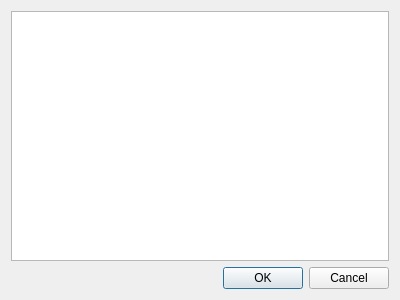
First picture: the form in src/ui/qgsdatasourceselectdialog.ui, repository carsmie/QGIS, before the edit.
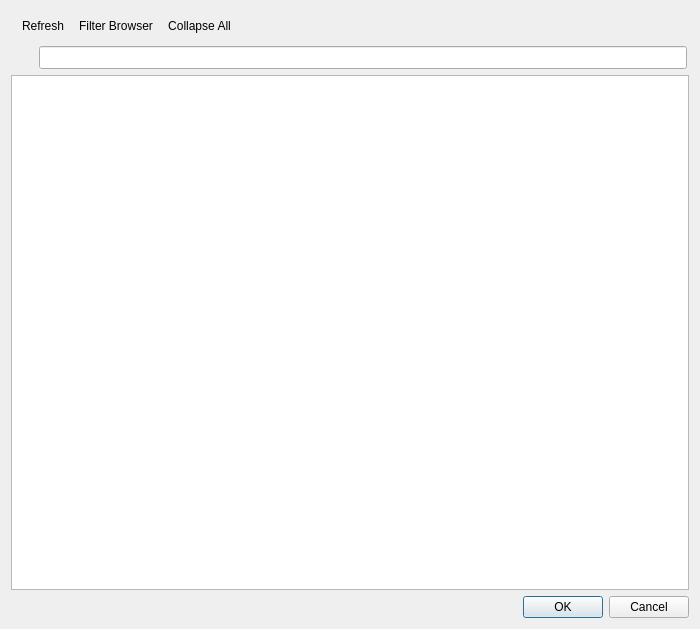
Second picture: the form after the edit. Icons and pictures are not drawn. Custom widgets are drawn as their Qt base class.

Commit message:
QgsDataSourceSelectDialog: filter, refresh and scroll to last selected item
plus:
- expand children of last selected item
- save/restore status

```diff
--- a/src/ui/qgsdatasourceselectdialog.ui
+++ b/src/ui/qgsdatasourceselectdialog.ui
@@ -6,8 +6,8 @@
    <rect>
     <x>0</x>
     <y>0</y>
-    <width>400</width>
-    <height>300</height>
+    <width>700</width>
+    <height>629</height>
    </rect>
   </property>
   <property name="windowTitle">
@@ -15,7 +15,143 @@
   </property>
   <layout class="QVBoxLayout" name="verticalLayout">
    <item>
-    <widget class="QgsBrowserTreeView" name="mBrowserTreeView"/>
+    <widget class="QWidget" name="mContents">
+     <layout class="QVBoxLayout" name="verticalLayout_2">
+      <property name="spacing">
+       <number>6</number>
+      </property>
+      <property name="leftMargin">
+       <number>0</number>
+      </property>
+      <property name="topMargin">
+       <number>0</number>
+      </property>
+      <property name="rightMargin">
+       <number>0</number>
+      </property>
+      <property name="bottomMargin">
+       <number>0</number>
+      </property>
+      <item>
+       <widget class="QToolBar" name="mBrowserToolbar">
+        <property name="iconSize">
+         <size>
+          <width>24</width>
+          <height>24</height>
+         </size>
+        </property>
+        <property name="floatable">
+         <bool>false</bool>
+        </property>
+        <addaction name="mActionRefresh"/>
+        <addaction name="mActionShowFilter"/>
+        <addaction name="mActionCollapse"/>
+       </widget>
+      </item>
+      <item>
+       <widget class="QWidget" name="mWidgetFilter" native="true">
+        <layout class="QHBoxLayout" name="horizontalLayout">
+         <property name="spacing">
+          <number>0</number>
+         </property>
+         <property name="leftMargin">
+          <number>0</number>
+         </property>
+         <property name="topMargin">
+          <number>0</number>
+         </property>
+         <property name="rightMargin">
+          <number>0</number>
+         </property>
+         <property name="bottomMargin">
+          <number>0</number>
+         </property>
+         <item>
+          <widget class="QFrame" name="frame">
+           <property name="sizePolicy">
+            <sizepolicy hsizetype="Expanding" vsizetype="Minimum">
+             <horstretch>0</horstretch>
+             <verstretch>0</verstretch>
+            </sizepolicy>
+           </property>
+           <property name="frameShape">
+            <enum>QFrame::NoFrame</enum>
+           </property>
+           <property name="frameShadow">
+            <enum>QFrame::Raised</enum>
+           </property>
+           <layout class="QHBoxLayout" name="horizontalLayout_3">
+            <property name="spacing">
+             <number>2</number>
+            </property>
+            <property name="leftMargin">
+             <number>2</number>
+            </property>
+            <property name="topMargin">
+             <number>0</number>
+            </property>
+            <property name="rightMargin">
+             <number>2</number>
+            </property>
+            <property name="bottomMargin">
+             <number>0</number>
+            </property>
+            <item>
+             <widget class="QToolButton" name="mBtnFilterOptions">
+              <property name="toolTip">
+               <string>Options</string>
+              </property>
+              <property name="text">
+               <string/>
+              </property>
+              <property name="icon">
+               <iconset resource="../../images/images.qrc">
+                <normaloff>:/images/themes/default/mActionOptions.svg</normaloff>:/images/themes/default/mActionOptions.svg</iconset>
+              </property>
+              <property name="popupMode">
+               <enum>QToolButton::InstantPopup</enum>
+              </property>
+              <property name="toolButtonStyle">
+               <enum>Qt::ToolButtonIconOnly</enum>
+              </property>
+              <property name="autoRaise">
+               <bool>true</bool>
+              </property>
+             </widget>
+            </item>
+            <item>
+             <widget class="QgsFilterLineEdit" name="mLeFilter">
+              <property name="sizePolicy">
+               <sizepolicy hsizetype="Expanding" vsizetype="Preferred">
+                <horstretch>0</horstretch>
+                <verstretch>0</verstretch>
+               </sizepolicy>
+              </property>
+              <property name="minimumSize">
+               <size>
+                <width>0</width>
+                <height>0</height>
+               </size>
+              </property>
+              <property name="baseSize">
+               <size>
+                <width>0</width>
+                <height>0</height>
+               </size>
+              </property>
+             </widget>
+            </item>
+           </layout>
+          </widget>
+         </item>
+        </layout>
+       </widget>
+      </item>
+      <item>
+       <widget class="QgsBrowserTreeView" name="mBrowserTreeView"/>
+      </item>
+     </layout>
+    </widget>
    </item>
    <item>
     <widget class="QDialogButtonBox" name="buttonBox">
@@ -28,8 +164,54 @@
     </widget>
    </item>
   </layout>
+
+  <action name="mActionRefresh">
+   <property name="icon">
+    <iconset resource="../../images/images.qrc">
+     <normaloff>:/images/themes/default/mActionRefresh.svg</normaloff>:/images/themes/default/mActionRefresh.svg</iconset>
+   </property>
+   <property name="text">
+    <string>Refresh</string>
+   </property>
+  </action>
+  <action name="mActionShowFilter">
+   <property name="checkable">
+    <bool>true</bool>
+   </property>
+   <property name="icon">
+    <iconset resource="../../images/images.qrc">
+     <normaloff>:/images/themes/default/mActionFilter2.svg</normaloff>:/images/themes/default/mActionFilter2.svg</iconset>
+   </property>
+   <property name="text">
+    <string>Filter Browser</string>
+   </property>
+   <property name="iconText">
+    <string>Filter Browser</string>
+   </property>
+   <property name="toolTip">
+    <string>Filter Browser</string>
+   </property>
+  </action>
+  <action name="mActionCollapse">
+   <property name="icon">
+    <iconset resource="../../images/images.qrc">
+     <normaloff>:/images/themes/default/mActionCollapseTree.svg</normaloff>:/images/themes/default/mActionCollapseTree.svg</iconset>
+   </property>
+   <property name="text">
+    <string>Collapse All</string>
+   </property>
+   <property name="toolTip">
+    <string>Collapse All</string>
+   </property>
+  </action>
+
  </widget>
  <customwidgets>
+  <customwidget>
+   <class>QgsFilterLineEdit</class>
+   <extends>QLineEdit</extends>
+   <header>qgsfilterlineedit.h</header>
+  </customwidget>
   <customwidget>
    <class>QgsBrowserTreeView</class>
    <extends>QTreeView</extends>
```
Left out of the diff: 5 changed lines with no effect on the pictures. The commit also changes 3 other files.
